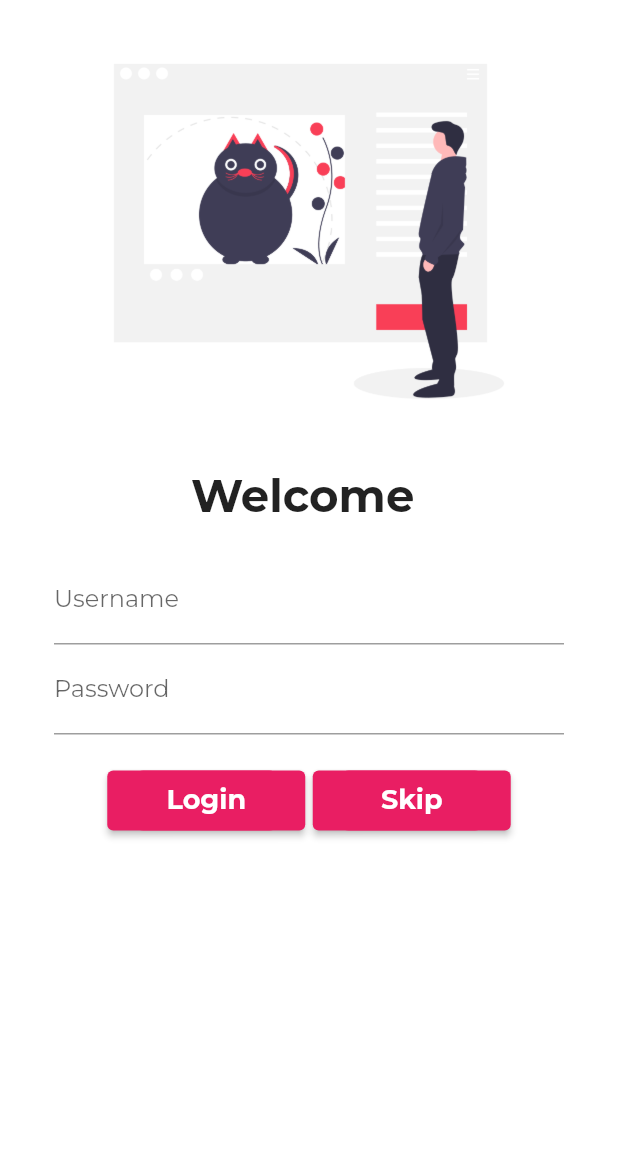
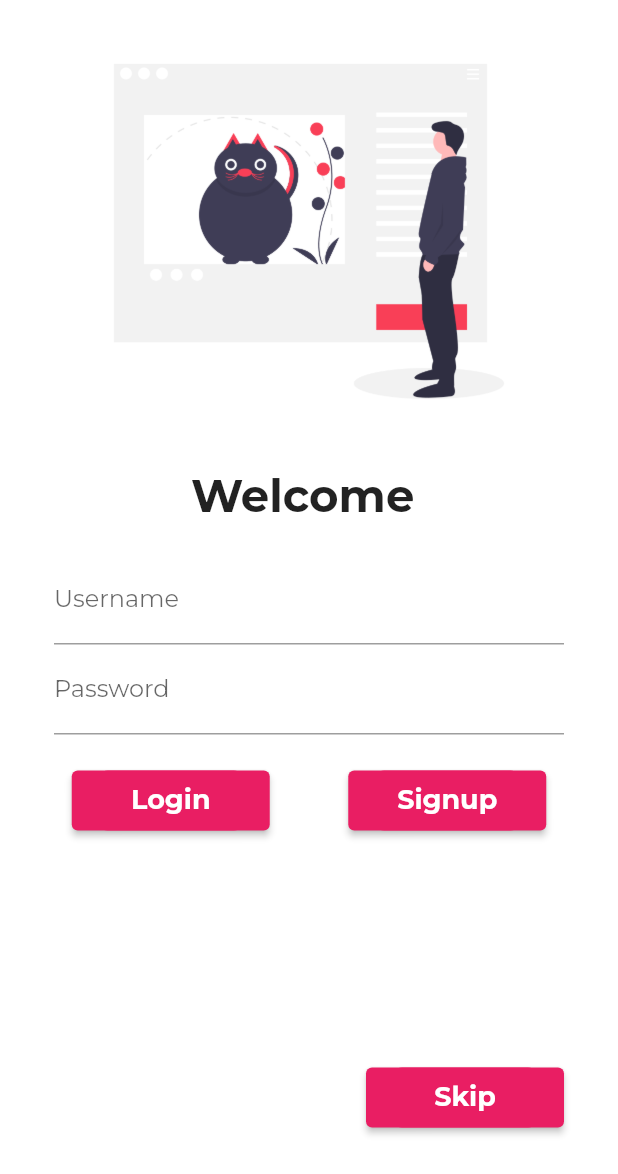
Before and after one commit to derpLLC/Petscue, a Flutter app: the screen it shows after launch, on a phone screen of 412 x 824 dp. Shown: the top 1174 px of the screen. Run offline on Flutter 3.47's test engine with Material 2 defaults, Android fonts, the phone set to English and light mode, and no system bars; our stand-ins replace firebase_auth, firebase_core, font_awesome_flutter, google_fonts; accounts and stored records are empty.

Commit message:
Add asignup page, route and move skip button to bottom right

```diff
--- a/lib/main.dart
+++ b/lib/main.dart
@@ -2,6 +2,7 @@ import 'package:firebase_auth/firebase_auth.dart';
 import 'package:firebase_core/firebase_core.dart';
 import 'package:flutter/material.dart';
 import 'package:google_fonts/google_fonts.dart';
+import 'package:petshop/screen/signup.dart';
 import 'package:petshop/utils/fire_auth.dart';
 import 'package:provider/provider.dart';
 
@@ -40,6 +41,7 @@ class MyApp extends StatelessWidget {
           "/": (context) => FireAuthWrapper(),
           MyRoutes.homeRoute: (context) => HomeScreen(),
           MyRoutes.loginRoute: (context) => Login(),
+          MyRoutes.signUpRoute: (context) => SignUp(),
         },
       ),
     );
--- a/lib/screen/login.dart
+++ b/lib/screen/login.dart
@@ -62,7 +62,7 @@ class _LoginState extends State<Login> {
                     height: 20.0,
                   ),
                   Row(
-                    mainAxisAlignment: MainAxisAlignment.center,
+                    mainAxisAlignment: MainAxisAlignment.spaceAround,
                     children: [
                       ElevatedButton(
                         onPressed: () {
@@ -94,6 +94,34 @@ class _LoginState extends State<Login> {
                       ),
                       ElevatedButton(
                         onPressed: () {
+                          Navigator.pushNamed(context, MyRoutes.signUpRoute);
+                        },
+                        child: Container(
+                          alignment: Alignment.center,
+                          height: 40.0,
+                          width: 100.0,
+                          child: Text(
+                            'Signup',
+                            style: TextStyle(
+                                color: Colors.white,
+                                fontSize: 18,
+                                fontWeight: FontWeight.bold),
+                          ),
+                          decoration: BoxDecoration(
+                              color: Colors.pink,
+                              borderRadius: BorderRadius.circular(8.0)),
+                        ),
+                      ),
+                    ],
+                  ),
+                  SizedBox(
+                    height: 150,
+                  ),
+                  Row(
+                    mainAxisAlignment: MainAxisAlignment.end,
+                    children: [
+                      ElevatedButton(
+                        onPressed: () {
                           Navigator.pushNamed(context, MyRoutes.homeRoute);
                         },
                         child: Container(
--- /dev/null
+++ b/lib/screen/signup.dart
@@ -0,0 +1,25 @@
+import 'package:flutter/material.dart';
+
+class SignUp extends StatefulWidget {
+  const SignUp({Key? key}) : super(key: key);
+
+  @override
+  _SignUpState createState() => _SignUpState();
+}
+
+class _SignUpState extends State<SignUp> {
+  @override
+  Widget build(BuildContext context) {
+    return Material(
+      child: Center(
+        child: SingleChildScrollView(
+          child: Column(
+            children: [
+              Text('Signup Screen'),
+            ],
+          ),
+        ),
+      ),
+    );
+  }
+}
--- a/lib/utils/routes.dart
+++ b/lib/utils/routes.dart
@@ -1,4 +1,5 @@
 class MyRoutes {
   static String homeRoute = "/home";
   static String loginRoute = "/login";
+  static String signUpRoute = "/signup";
 }
```
